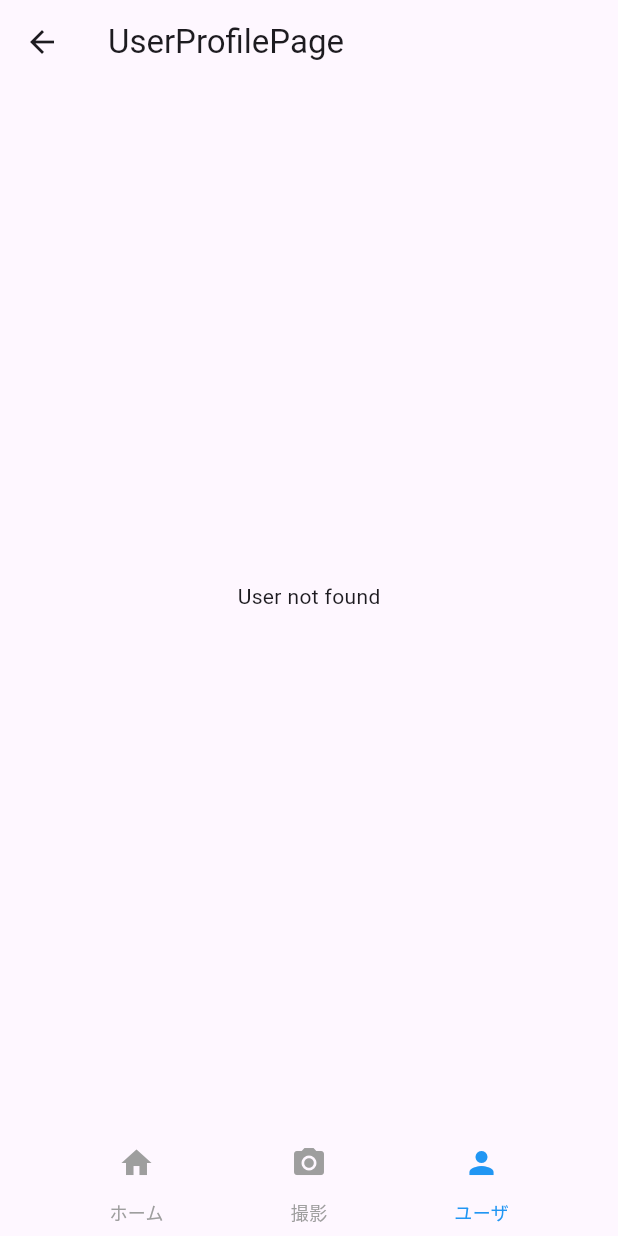
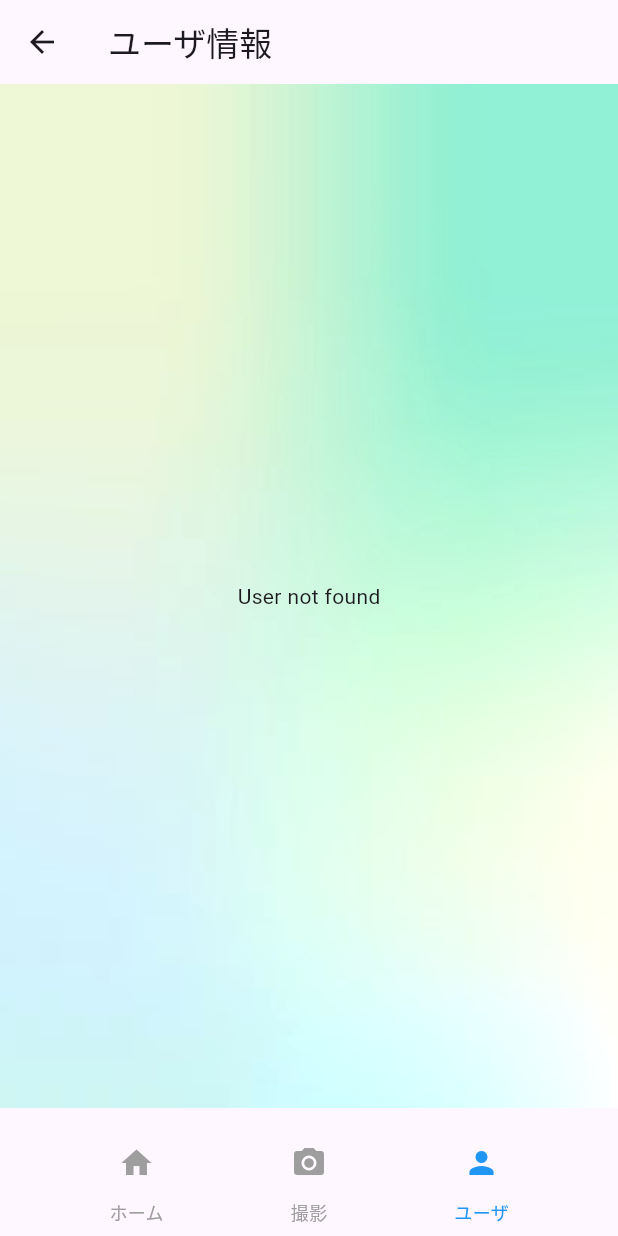
Before and after one commit to shogo1229/wildlife_app, a Flutter app: the HomePage screen opened directly, after a tap on the "person" icon, on a phone screen of 412 x 824 dp. Run offline on Flutter 3.47's test engine with Material 3 defaults, Android fonts, the phone set to English and light mode, and no system bars; our stand-ins replace camera, cloud_firestore, connectivity_plus, firebase_auth, firebase_core, firebase_storage and 6 more; accounts and stored records are empty; generated files the repository leaves out were written again; project files that could hold a hidden picture were left out.

Commit message:
[feat] ユーザ画面の背景設定

```diff
--- a/lib/pages/home.dart
+++ b/lib/pages/home.dart
@@ -6,7 +6,7 @@ class HomePage extends StatelessWidget {
   Widget build(BuildContext context) {
     return Scaffold(
       appBar: AppBar(
-        title: Text('HomePage'),
+        title: Text('ホーム'),
       ),
       body: Home(),
     );
--- a/lib/pages/trace_up.dart
+++ b/lib/pages/trace_up.dart
@@ -6,7 +6,7 @@ class TraceUpPage extends StatelessWidget {
   Widget build(BuildContext context) {
     return Scaffold(
       appBar: AppBar(
-        title: Text('TraceUpPage'),
+        title: Text('撮影'),
       ),
       body: TraceUpIndex(),
     );
--- a/lib/pages/user_profile.dart
+++ b/lib/pages/user_profile.dart
@@ -6,7 +6,7 @@ class UserProfilePage extends StatelessWidget {
   Widget build(BuildContext context) {
     return Scaffold(
       appBar: AppBar(
-        title: Text('UserProfilePage'),
+        title: Text('ユーザ情報'),
       ),
       body: UserProfile(),
     );
--- a/lib/widgets/organisms/home/index.dart
+++ b/lib/widgets/organisms/home/index.dart
@@ -24,9 +24,9 @@ class _HomeState extends State<Home> {
                 Colors.grey, // Set the text color for unselected tabs
             indicatorColor: Colors.grey, // Set the color of the indicator
             tabs: [
-              Tab(text: 'Total'),
-              Tab(text: 'Boar'),
-              Tab(text: 'Deer'),
+              Tab(text: '全て表示'),
+              Tab(text: 'イノシシ'),
+              Tab(text: 'ニホンジカ'),
             ],
           ),
           Expanded(
--- a/lib/widgets/organisms/home/map/trace_map_deer.dart
+++ b/lib/widgets/organisms/home/map/trace_map_deer.dart
@@ -195,7 +195,7 @@ class _FlutterMapWithLocationState extends State<FlutterMAP_Deer> {
             ),
             ElevatedButton(
               onPressed: warpToCurrentLocation,
-              child: Text('Warp to Current Location'),
+              child: Text('現在地に移動'),
             ),
           ],
         ),
--- a/lib/widgets/organisms/home/map/trace_map_firebase.dart
+++ b/lib/widgets/organisms/home/map/trace_map_firebase.dart
@@ -213,7 +213,7 @@ class _FlutterMapWithLocationState extends State<FlutterMapFireBase> {
             ),
             ElevatedButton(
               onPressed: warpToCurrentLocation,
-              child: Text('現在地に戻る'),
+              child: Text('現在地に移動'),
             ),
           ],
         ),
--- a/lib/widgets/organisms/user_profile/index.dart
+++ b/lib/widgets/organisms/user_profile/index.dart
@@ -7,6 +7,7 @@ class UserProfile extends StatelessWidget {
   @override
   Widget build(BuildContext context) {
     return Column(
+      mainAxisAlignment: MainAxisAlignment.spaceBetween, // これを追加
       children: <Widget>[
         Expanded(
           flex: 8, // adjust the flex values as needed
--- a/lib/widgets/organisms/user_profile/user_information.dart
+++ b/lib/widgets/organisms/user_profile/user_information.dart
@@ -3,6 +3,7 @@ import 'package:flutter/material.dart';
 import 'package:cloud_firestore/cloud_firestore.dart';
 import 'package:provider/provider.dart';
 import 'package:wildlife_app/main.dart';
+import 'package:wildlife_app/widgets/molecules/user_profile/footer.dart';
 
 class UserInformationMenu extends StatelessWidget {
   @override
@@ -19,7 +20,19 @@ class UserInformationMenus extends StatelessWidget {
     User? user = Provider.of<UserProvider>(context).getUser();
 
     return Scaffold(
-      body: StreamBuilder(
+      body: Container(
+        width: double.infinity,
+        height: double.infinity,
+        decoration: BoxDecoration(
+          image: DecorationImage(
+            image: AssetImage('lib/assets/images/bg_image.png'), // 背景画像のパス
+            fit: BoxFit.cover, // 画像が画面全体をカバーするように設定
+          ),
+        ),
+        child: Column(
+          children: <Widget>[
+            Expanded(
+              child: StreamBuilder(
                 stream: FirebaseFirestore.instance
                     .collection('User_Information')
                     .where('User_ID', isEqualTo: user?.uid)
@@ -57,6 +70,10 @@ class UserInformationMenus extends StatelessWidget {
                     ),
                   );
                 },
+              ),
+            ),
+          ],
+        ),
       ),
     );
   }
@@ -155,3 +172,19 @@ class UserInformationMenus extends StatelessWidget {
     );
   }
 }
+
+class UserProfile extends StatelessWidget {
+  @override
+  Widget build(BuildContext context) {
+    return Column(
+      mainAxisAlignment: MainAxisAlignment.spaceBetween,
+      children: <Widget>[
+        Expanded(
+          flex: 8,
+          child: UserInformationMenus(),
+        ),
+        UserProfileFooter(),
+      ],
+    );
+  }
+}
```
Lines whose indentation alone changed are shown as unchanged.
